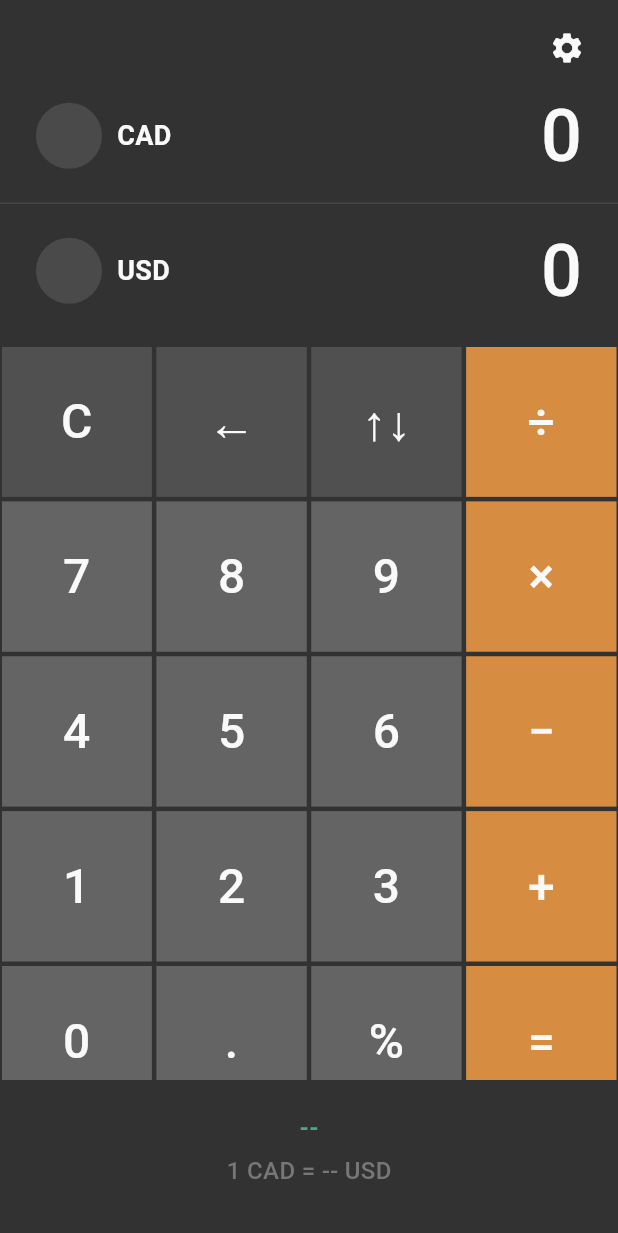
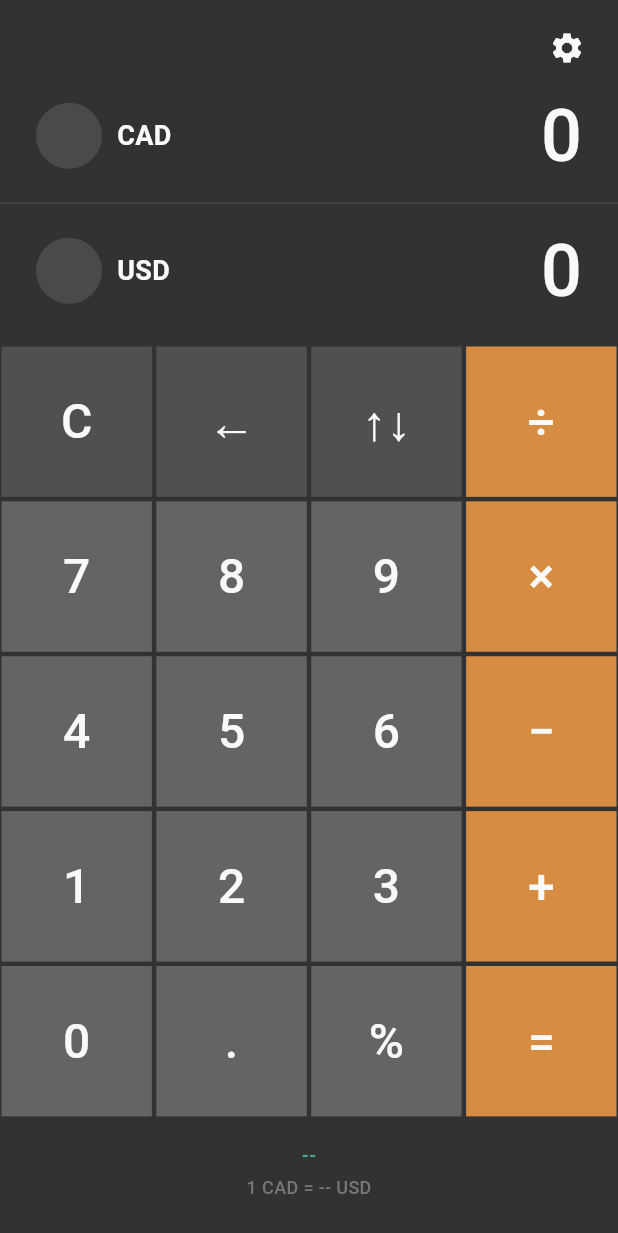
Before and after one commit to uzorgame/CurrencyConverter-Web, a Flutter app: the screen it shows after launch, on a phone screen of 412 x 824 dp. Shown: the top 1233 px of the screen. Run offline on Flutter 3.47's test engine with Material 3 defaults, Android fonts, the light colour scheme and no system bars; our stand-ins replace shared_preferences; network calls fail; Roboto replaces fonts that are missing (SF Pro Display).

Commit message:
Adjust rate panel size

```diff
--- a/lib/main.dart
+++ b/lib/main.dart
@@ -1049,7 +1049,7 @@ class _RatePanel extends StatelessWidget {
     return Container(
       width: double.infinity,
       color: _AppColors.bgMain,
-      padding: const EdgeInsets.fromLTRB(22, 20, 22, 32),
+      padding: const EdgeInsets.fromLTRB(16.5, 15, 16.5, 24),
       child: Center(
         child: Column(
           mainAxisAlignment: MainAxisAlignment.center,
@@ -1058,16 +1058,16 @@ class _RatePanel extends StatelessWidget {
               dateTimeText,
               style: const TextStyle(
                 color: _AppColors.textDate,
-                fontSize: 16,
+                fontSize: 12,
                 fontWeight: FontWeight.w600,
               ),
             ),
-            const SizedBox(height: 6),
+            const SizedBox(height: 4.5),
             Text(
               rateText,
               style: const TextStyle(
                 color: _AppColors.textRate,
-                fontSize: 16,
+                fontSize: 12,
                 fontWeight: FontWeight.w500,
               ),
             ),
```
